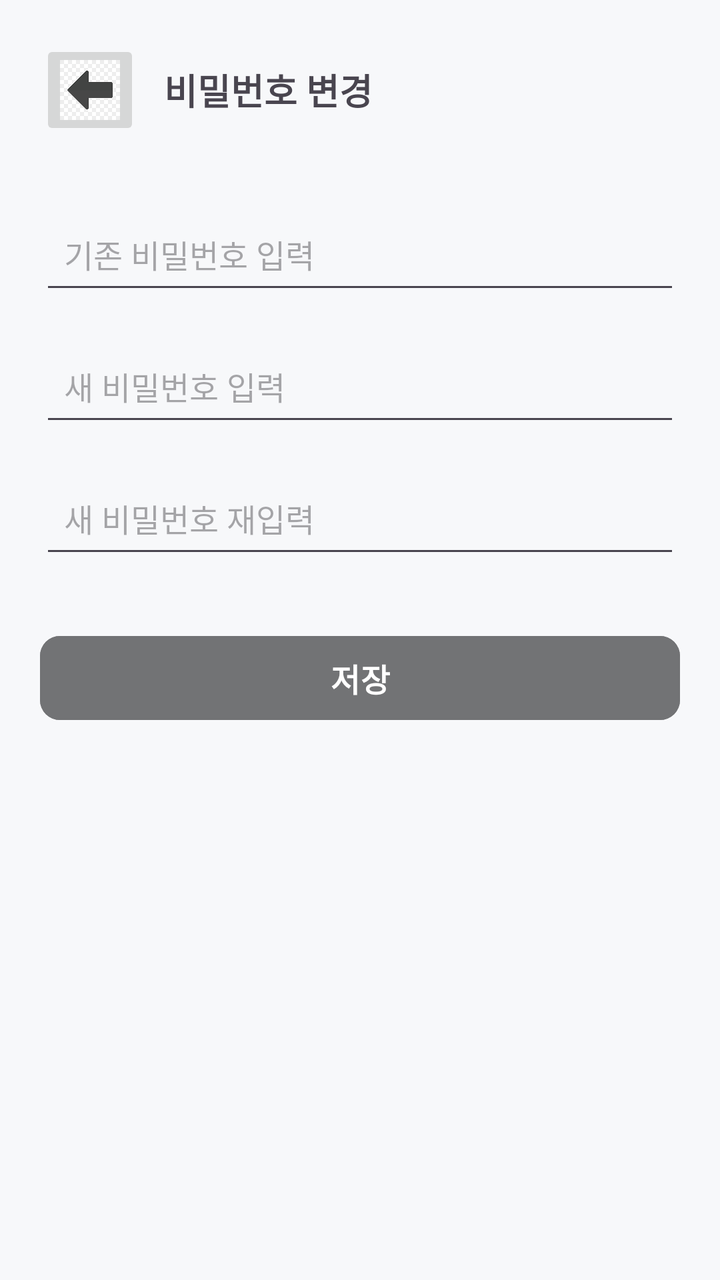
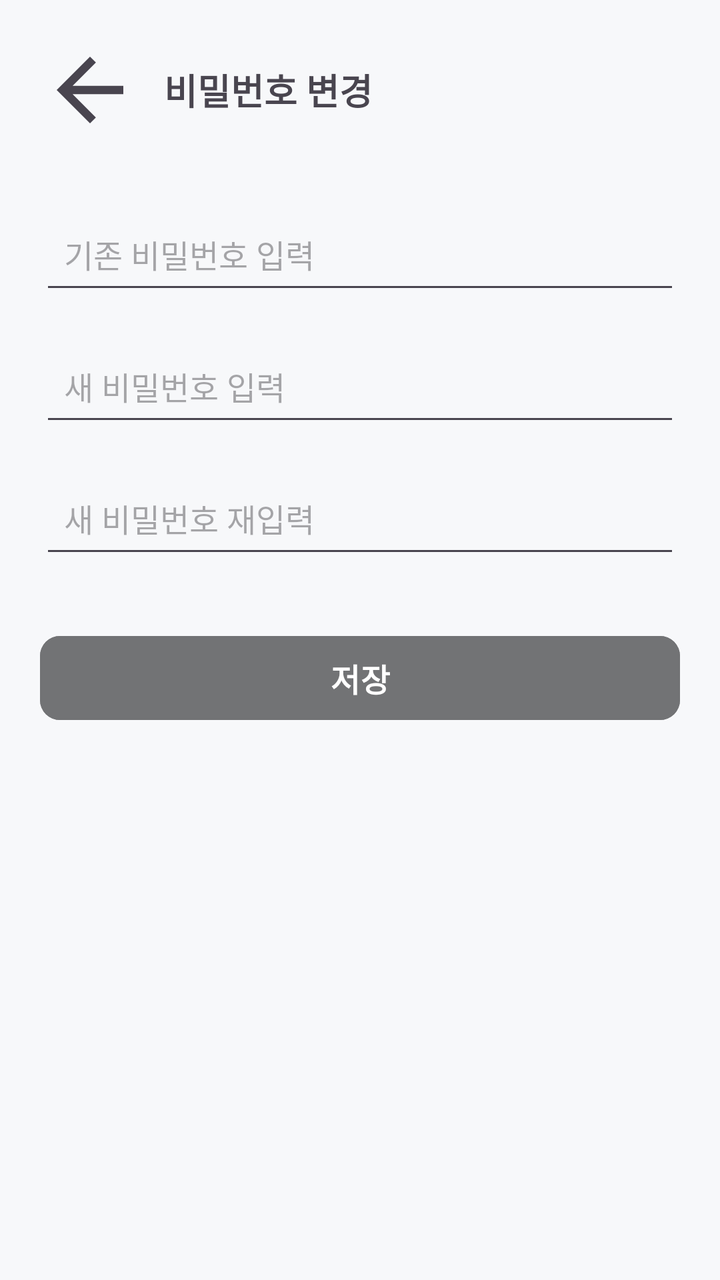

Before-and-after screenshots of an Android layout around one commit, followed by the original layout XML and the change that was made.
<!-- AndroidManifest.xml: application theme Theme.Lostfind -->
<!-- res/layout/activity_user_pw.xml -->
<?xml version="1.0" encoding="utf-8"?>
<LinearLayout xmlns:android="http://schemas.android.com/apk/res/android"
    android:layout_width="match_parent"
    android:layout_height="match_parent"
    xmlns:app="http://schemas.android.com/apk/res-auto"
    android:orientation="vertical"
    android:background="#F7F8FA"
    android:padding="20dp"
    android:id="@+id/main">

    
    <LinearLayout
        android:layout_width="match_parent"
        android:layout_height="wrap_content"
        android:orientation="horizontal"
        android:gravity="center_vertical"
        android:paddingBottom="16dp">

        <ImageButton
            android:id="@+id/btnBack"
            android:layout_width="50dp"
            android:layout_height="50dp"
            android:scaleType="centerCrop"
            android:src="@drawable/left_arrow"
            android:contentDescription="Back" />

        <TextView
            android:id="@+id/txtTitle"
            android:layout_width="wrap_content"
            android:layout_height="wrap_content"
            android:text="비밀번호 변경"
            android:textSize="18sp"
            android:textStyle="bold"
            android:layout_marginStart="12dp" />
    </LinearLayout>


    
    <EditText
        android:id="@+id/currentPasswordEditText"
        android:layout_width="match_parent"
        android:layout_height="50dp"
        android:hint="기존 비밀번호 입력"
        android:padding="12dp"
        android:textSize="16sp"
        android:layout_marginTop="16dp" />


    
    <EditText
        android:id="@+id/newPasswordEditText"
        android:layout_width="match_parent"
        android:layout_height="50dp"
        android:hint="새 비밀번호 입력"
        android:padding="12dp"
        android:textSize="16sp"
        android:layout_marginTop="16dp" />

    <EditText
        android:id="@+id/confirmPasswordEditText"
        android:layout_width="match_parent"
        android:layout_height="50dp"
        android:hint="새 비밀번호 재입력"
        android:padding="12dp"
        android:textSize="16sp"
        android:layout_marginTop="16dp" />


    
    <Button
        android:id="@+id/btnSaveName"
        android:layout_width="match_parent"
        android:layout_height="50dp"
        android:text="저장"
        android:textSize="16sp"
        android:textStyle="bold"
        android:textColor="#FFFFFF"
        android:layout_marginTop="30dp"
        app:cornerRadius="10dp"
        android:backgroundTint="@color/gray"/>

</LinearLayout>
<!-- resources referenced by this layout -->
<resources>
  <color name="gray">#727375</color>
  <!-- drawable left_arrow: jpg bitmap (drawable, 5456 bytes) -->
  <style name="Theme.Lostfind" parent="Base.Theme.Lostfind" />
  <style name="Base.Theme.Lostfind" parent="Theme.Material3.DayNight.NoActionBar">
          
          
      </style>
</resources>

<!-- the commit's change to res/layout/activity_user_pw.xml (unified diff, before → after) -->
@@ -22,7 +22,8 @@
             android:layout_height="50dp"
             android:scaleType="centerCrop"
             android:src="@drawable/left_arrow"
-            android:contentDescription="Back" />
+            android:contentDescription="Back"
+            android:background="?selectableItemBackgroundBorderless" />
 
         <TextView
             android:id="@+id/txtTitle"
<!-- resource entries referenced after the edit -->
@@ -1,7 +1,20 @@
 <!-- resources referenced by this layout -->
 <resources>
   <color name="gray">#727375</color>
-  <!-- drawable left_arrow: jpg bitmap (drawable, 5456 bytes) -->
+  <!-- drawable left_arrow (drawable) -->
+  <?xml version="1.0" encoding="utf-8"?>
+  <vector xmlns:android="http://schemas.android.com/apk/res/android"
+      android:width="24dp"
+      android:height="24dp"
+      android:viewportWidth="24"
+      android:viewportHeight="24"
+      android:tint="?attr/colorControlNormal">  
+  
+      
+      <path
+          android:fillColor="@android:color/white"
+          android:pathData="M20,11H7.83l5.59,-5.59L12,4l-8,8 8,8 1.41,-1.41L7.83,13H20v-2z"/>
+  </vector>
   <style name="Theme.Lostfind" parent="Base.Theme.Lostfind" />
   <style name="Base.Theme.Lostfind" parent="Theme.Material3.DayNight.NoActionBar">
           
